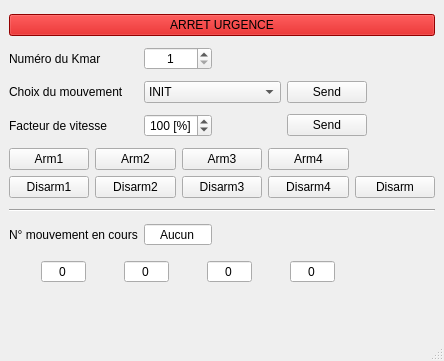
The window that PluginModules/KMAR/ihm_KMAR.ui (CRLG/LABOTBOX) describes before a commit, drawn with Qt 5.
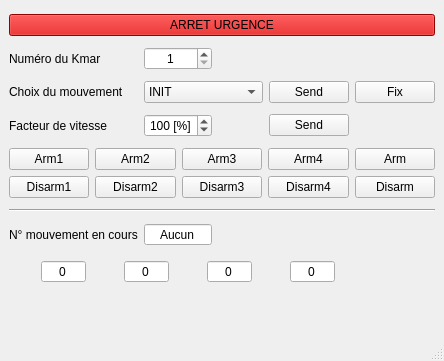
The same window after the commit. Custom widgets are drawn as their Qt base class.

Commit message: https://github.com/CRLG/LABOTBOX/issues/63 [KMAR] Armer le bras complet / arrêt d'urgence / arrêt en position courante

Diff of the .ui file:
```diff
--- a/PluginModules/KMAR/ihm_KMAR.ui
+++ b/PluginModules/KMAR/ihm_KMAR.ui
@@ -468,6 +468,16 @@
         </property>
        </widget>
       </item>
+      <item row="1" column="4">
+       <widget class="QPushButton" name="arm">
+        <property name="toolTip">
+         <string>Arme tous les axes</string>
+        </property>
+        <property name="text">
+         <string>Arm</string>
+        </property>
+       </widget>
+      </item>
      </layout>
     </item>
     <item row="7" column="0" colspan="5">
@@ -477,6 +487,16 @@
       </property>
      </widget>
     </item>
+    <item row="3" column="4">
+     <widget class="QPushButton" name="fix_position">
+      <property name="toolTip">
+       <string>Arrêt le mouvement et fixe la position</string>
+      </property>
+      <property name="text">
+       <string>Fix</string>
+      </property>
+     </widget>
+    </item>
    </layout>
   </widget>
   <widget class="QMenuBar" name="menubar">
```
Left out of the diff: 2 changed lines with no effect on the pictures. The commit also changes 2 other files.
